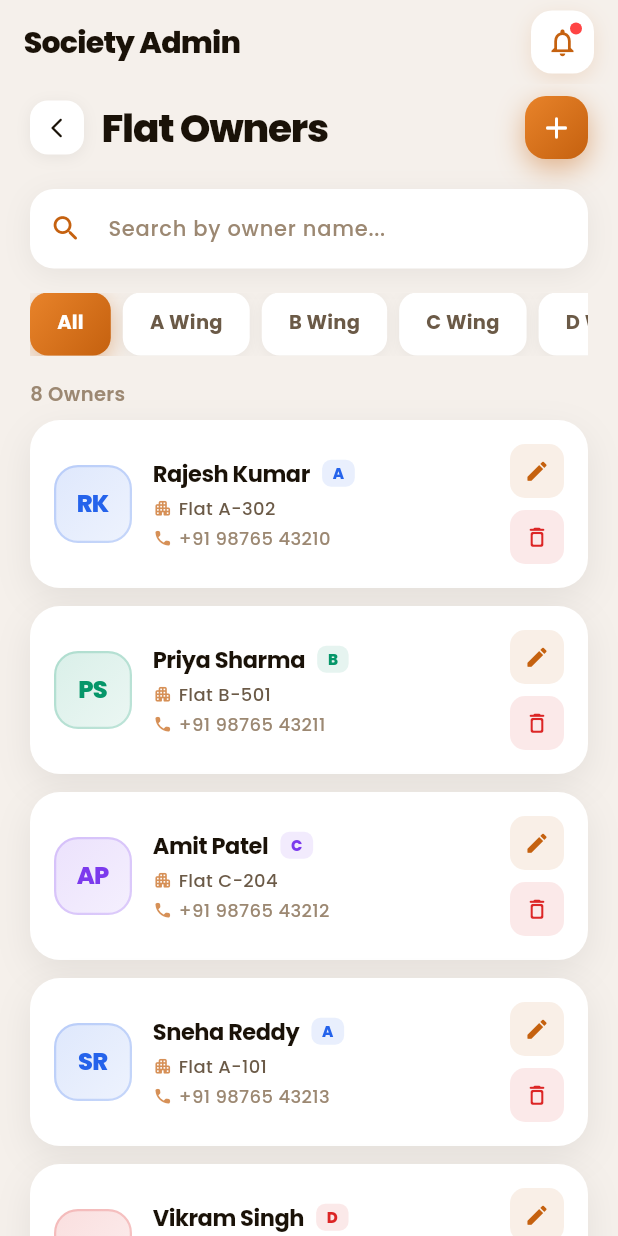
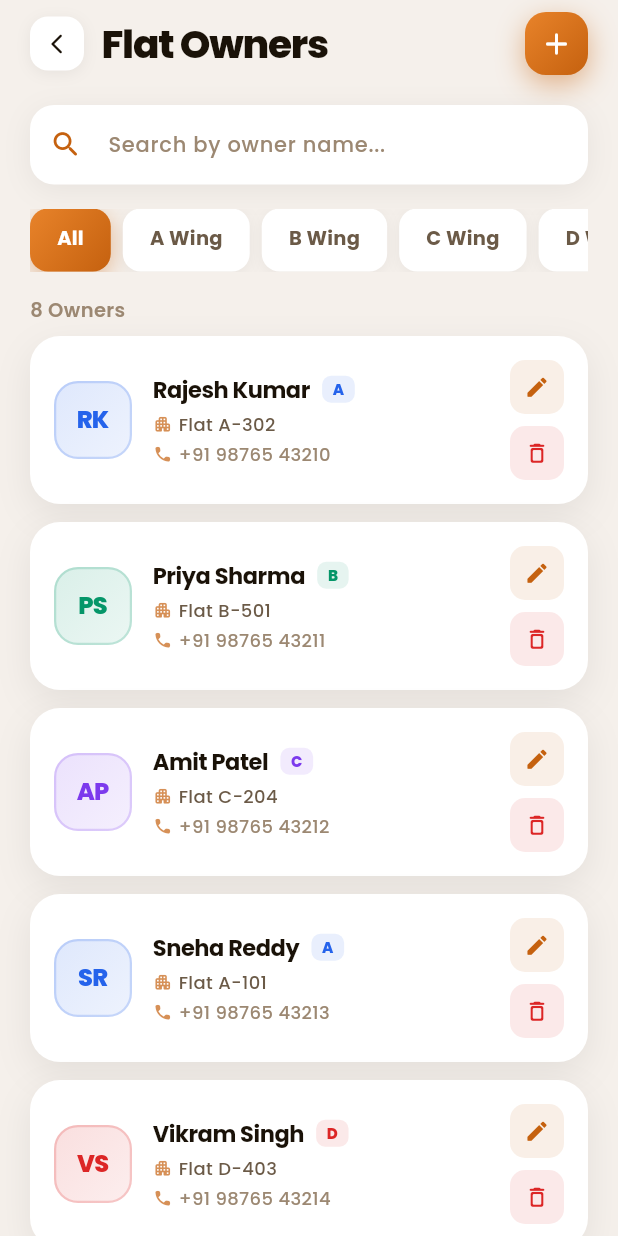
Before and after one commit to RohitAlp/Visitor__App, a Flutter app: the FlatOwnersScreen screen opened by its route, on a phone screen of 412 x 824 dp. Run offline on Flutter 3.47's test engine with Material 3 defaults, Android fonts, the phone set to English and light mode, and no system bars; our stand-ins replace bloc, dio, equatable, flutter_bloc, flutter_secure_storage, flutter_svg and 3 more; accounts and stored records are empty.

Commit message:
git manage user

```diff
--- a/lib/config/Routes/Route.dart
+++ b/lib/config/Routes/Route.dart
@@ -23,7 +23,10 @@ class Routes {
       case RouteName.dashboardScreen:
         return MaterialPageRoute(builder: (context) => DashboardScreen());
       case RouteName.manageUsersSocietyAdmin:
-        return MaterialPageRoute(builder: (context) => ManageUsersScreen());
+        final args = setting.arguments as int;
+        return MaterialPageRoute(
+          builder: (_) => ManageUsersScreen(type: args),
+        );
 
       case RouteName.FlatOwnersScreen:
         return MaterialPageRoute(builder: (context) => const FlatOwnersScreen());
--- a/lib/constants/app_colors.dart
+++ b/lib/constants/app_colors.dart
@@ -4,5 +4,6 @@ class AppColors {
   static const Color appPrimaryColor = Color(0xFFC5610F);
   static const Color primaryColor = Color(0xFF2196F3);
   static const Color secondaryColor = Color(0xFFFF9800);
+  static const Color bgColor = Color(0xFFF5F0EB);
 
 }
--- a/lib/screens/Login/Login_screen.dart
+++ b/lib/screens/Login/Login_screen.dart
@@ -34,6 +34,7 @@ class _LoginScreenState extends State<LoginScreen> {
                     context,
                     // RouteName.dashboardScreen,
                     RouteName.manageUsersSocietyAdmin,
+                    arguments: 1,
                   );
                 },
                 child: Container(
--- a/lib/screens/society_admin/Manage User/Add_flat_owner/flat_owner_list.dart
+++ b/lib/screens/society_admin/Manage User/Add_flat_owner/flat_owner_list.dart
@@ -132,68 +132,14 @@ class _FlatOwnersScreenState extends State<FlatOwnersScreen>
   Widget build(BuildContext context) {
     final filtered = _filteredOwners;
 
-    return Scaffold(
+    return SafeArea(
+
+      child: Scaffold(
         backgroundColor: bgColor,
         body: CustomScrollView(
           slivers: [
             // App Bar
-          SliverAppBar(
-            pinned: true,
-            expandedHeight: 0,
-            backgroundColor: bgColor,
-            elevation: 0,
-            leading: null,
-            automaticallyImplyLeading: false,
-            title: Padding(
-              padding: const EdgeInsets.symmetric(vertical: 8),
-              child: Row(
-                children: [
-                  const Text(
-                    'Society Admin',
-                    style: TextStyle(
-                      fontSize: 20,
-                      fontWeight: FontWeight.w800,
-                      color: textDark,
-                      letterSpacing: -0.5,
-                    ),
-                  ),
-                  const Spacer(),
-                  Stack(
-                    children: [
-                      Container(
-                        width: 42,
-                        height: 42,
-                        decoration: BoxDecoration(
-                          color: cardBg,
-                          borderRadius: BorderRadius.circular(14),
-                          boxShadow: [
-                            BoxShadow(
-                              color: primaryColor.withOpacity(0.15),
-                              blurRadius: 12,
-                              offset: const Offset(0, 4),
-                            ),
-                          ],
-                        ),
-                        child: const Icon(Icons.notifications_outlined, color: primaryColor, size: 22),
-                      ),
-                      Positioned(
-                        top: 8,
-                        right: 8,
-                        child: Container(
-                          width: 8,
-                          height: 8,
-                          decoration: const BoxDecoration(
-                            color: Color(0xFFFF4444),
-                            shape: BoxShape.circle,
-                          ),
-                        ),
-                      ),
-                    ],
-                  ),
-                ],
-              ),
-            ),
-          ),
+
 
             SliverToBoxAdapter(
               child: Padding(
@@ -469,6 +415,7 @@ class _FlatOwnersScreenState extends State<FlatOwnersScreen>
               ),
             ),
           ],
+        ),
       ),
     );
   }
--- a/lib/widgets/custom_app_bar.dart
+++ b/lib/widgets/custom_app_bar.dart
@@ -16,7 +16,7 @@ class CustomAppBar extends StatelessWidget implements PreferredSizeWidget {
   @override
   Widget build(BuildContext context) {
     return AppBar(
-      elevation: 0,
+      // elevation: 0,
       backgroundColor: Colors.transparent,
       automaticallyImplyLeading: showBackButton,
       iconTheme: const IconThemeData(color: Colors.black),
```
Also changed, not shown: lib/screens/society_admin/Manage User/manage_users_screen.dart (+49 -20 lines). Lines whose indentation alone changed are shown as unchanged.
